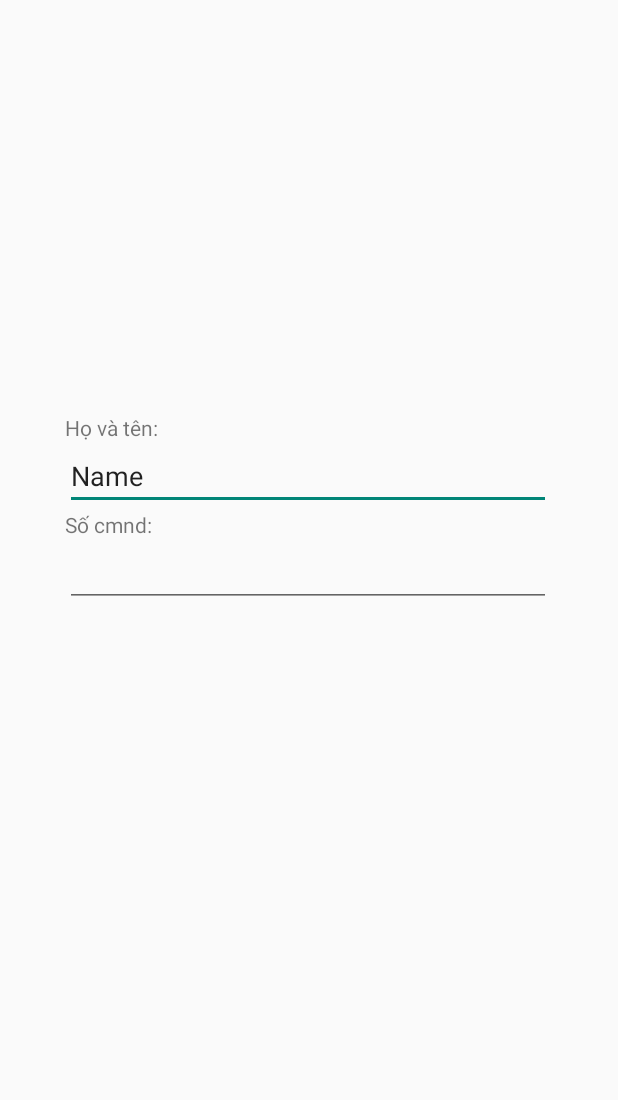
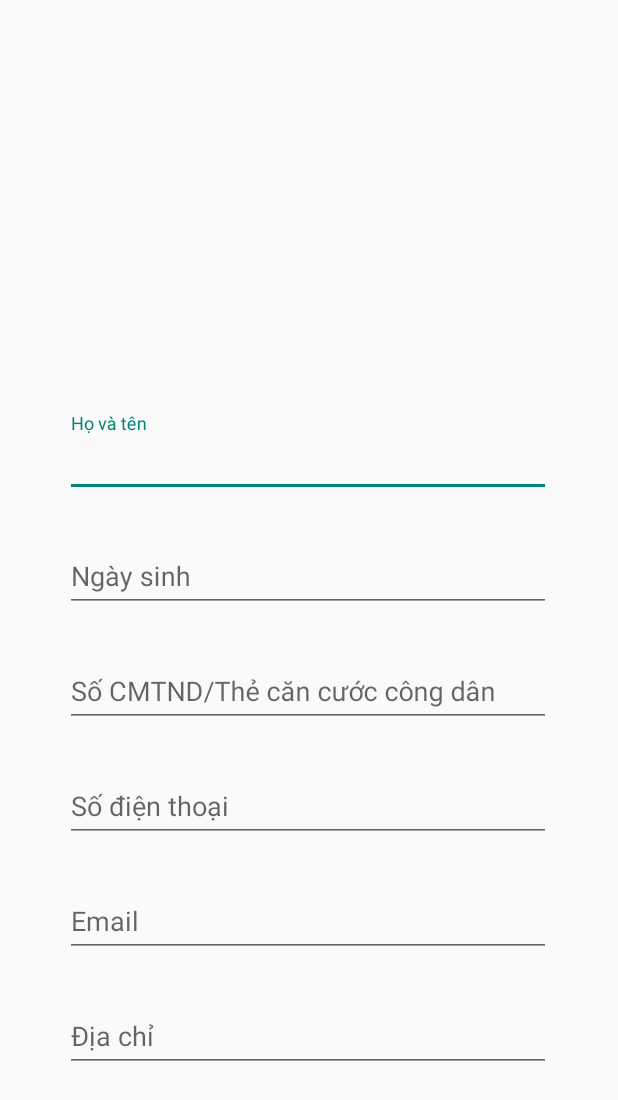
Before and after one commit to DucSine/COTS, an Android app: the UserInfomation screen opened directly, with no data from a screen before it, on a phone screen of 412 x 824 dp. Shown: the top 1100 px of the screen. Run offline under Robolectric (Android 15) with nearby library versions, the phone set to English and light mode, and no system bars.

Commit message:
commit_usinfo
Signed-off-by: DucSine <duchoangvo97@gmail.com>

```diff
--- a/app/src/main/res/layout/activity_user_infomation.xml
+++ b/app/src/main/res/layout/activity_user_infomation.xml
@@ -19,47 +19,85 @@
         app:layout_constraintTop_toTopOf="parent"
         app:layout_constraintVertical_bias="0.783">
 
-        <TextView
-            android:id="@+id/textView3"
+        <com.google.android.material.textfield.TextInputLayout
+            android:id="@+id/ip_layout_us_info_fullname"
             android:layout_width="match_parent"
             android:layout_height="wrap_content"
-            android:text="Họ và tên:" />
+            app:errorEnabled="true">
 
-        <EditText
-            android:id="@+id/editTextTextPersonName"
+            <com.google.android.material.textfield.TextInputEditText
+                android:id="@+id/ip_edt_us_info_fullname"
+                android:layout_width="match_parent"
+                android:layout_height="wrap_content"
+                android:hint="Họ và tên"
+                android:inputType="textPersonName" />
+        </com.google.android.material.textfield.TextInputLayout>
+        <com.google.android.material.textfield.TextInputLayout
+            android:id="@+id/ip_layout_us_info_bdate"
             android:layout_width="match_parent"
             android:layout_height="wrap_content"
-            android:ems="10"
-            android:inputType="textPersonName"
-            android:text="Name" />
+            app:errorEnabled="true">
 
-        <Space
-            android:layout_width="match_parent"
-            android:layout_height="wrap_content" />
-
-        <TextView
-            android:id="@+id/textView4"
+            <com.google.android.material.textfield.TextInputEditText
+                android:id="@+id/ip_edt_us_info_bdate"
+                android:layout_width="match_parent"
+                android:layout_height="wrap_content"
+                android:hint="Ngày sinh"
+                android:inputType="date" />
+        </com.google.android.material.textfield.TextInputLayout>
+        <com.google.android.material.textfield.TextInputLayout
+            android:id="@+id/ip_layout_us_info_id"
             android:layout_width="match_parent"
             android:layout_height="wrap_content"
-            android:text="Số cmnd:" />
+            app:errorEnabled="true">
 
-        <EditText
-            android:id="@+id/editTextNumber"
+            <com.google.android.material.textfield.TextInputEditText
+                android:id="@+id/ip_edt_us_info_id"
+                android:layout_width="match_parent"
+                android:layout_height="wrap_content"
+                android:hint="Số CMTND/Thẻ căn cước công dân"
+                android:inputType="number" />
+        </com.google.android.material.textfield.TextInputLayout>
+        <com.google.android.material.textfield.TextInputLayout
+            android:id="@+id/ip_layout_us_info_phone"
             android:layout_width="match_parent"
             android:layout_height="wrap_content"
-            android:ems="10"
-            android:inputType="number" />
+            app:errorEnabled="true">
+
+            <com.google.android.material.textfield.TextInputEditText
+                android:id="@+id/ip_edt_us_info_phone"
+                android:layout_width="match_parent"
+                android:layout_height="wrap_content"
+                android:hint="Số điện thoại"
+                android:inputType="phone" />
+        </com.google.android.material.textfield.TextInputLayout>
+        <com.google.android.material.textfield.TextInputLayout
+            android:id="@+id/ip_layout_us_info_email"
+            android:layout_width="match_parent"
+            android:layout_height="wrap_content"
+            app:errorEnabled="true">
+
+            <com.google.android.material.textfield.TextInputEditText
+                android:id="@+id/ip_edt_us_info_email"
+                android:layout_width="match_parent"
+                android:layout_height="wrap_content"
+                android:hint="Email"
+                android:inputType="textEmailAddress" />
+        </com.google.android.material.textfield.TextInputLayout>
+        <com.google.android.material.textfield.TextInputLayout
+            android:id="@+id/ip_layout_us_info_adress"
+            android:layout_width="match_parent"
+            android:layout_height="wrap_content"
+            app:errorEnabled="true">
+
+            <com.google.android.material.textfield.TextInputEditText
+                android:id="@+id/ip_edt_us_info_adress"
+                android:layout_width="match_parent"
+                android:layout_height="wrap_content"
+                android:hint="Địa chỉ"
+                android:inputType="textEmailAddress" />
+        </com.google.android.material.textfield.TextInputLayout>
+
     </LinearLayout>
 
-    <ImageView
-        android:id="@+id/img_ac_us_info_avatar"
-        android:layout_width="wrap_content"
-        android:layout_height="wrap_content"
-        app:layout_constraintBottom_toTopOf="@+id/linearLayout"
-        app:layout_constraintEnd_toEndOf="parent"
-        app:layout_constraintHorizontal_bias="0.812"
-        app:layout_constraintStart_toStartOf="parent"
-        app:layout_constraintTop_toTopOf="parent"
-        app:layout_constraintVertical_bias="0.545"
-        tools:srcCompat="@tools:sample/avatars" />
 </androidx.constraintlayout.widget.ConstraintLayout>
```
